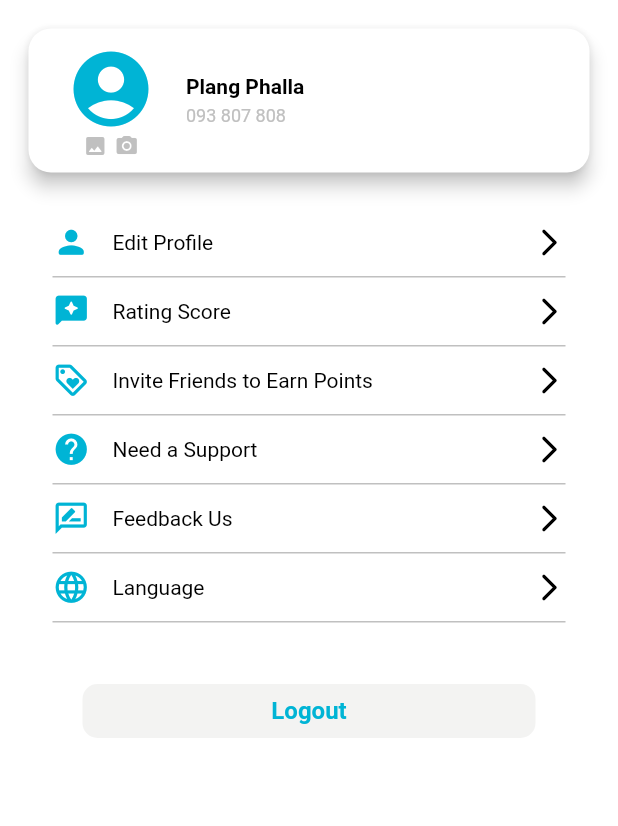
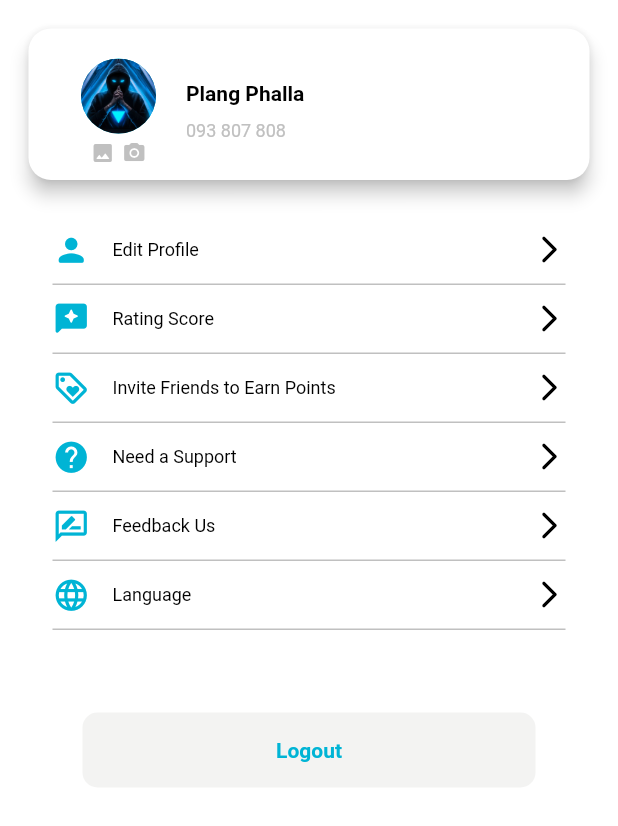
Before and after one commit to OeungChheanghok123/LoyEat, a Flutter app: the AccountPage screen opened directly, on a phone screen of 412 x 824 dp. Shown: the top 826 px of the screen. Run offline on Flutter 3.47's test engine with Material 2 defaults, Android fonts, the phone set to English and light mode, and no system bars; our stand-ins replace dotted_line, flutter_svg.

Commit message:
updated on 3-Feb-22

```diff
--- a/lib/widgets/page_widget/account_page_widget.dart
+++ b/lib/widgets/page_widget/account_page_widget.dart
@@ -1,4 +1,5 @@
 import 'package:flutter/material.dart';
+import 'package:loy_eat/widgets/layout_widget/button_widget.dart';
 import 'package:loy_eat/widgets/layout_widget/color.dart';
 import 'package:loy_eat/widgets/layout_widget/icon_widget.dart';
 import 'package:loy_eat/widgets/layout_widget/space.dart';
@@ -18,7 +19,8 @@ class AccountPageWidget extends StatefulWidget {
 }
 
 class _AccountPageWidgetState extends State<AccountPageWidget> {
-  String driverName = '';
+  String driverName = 'Plang Phalla';
+  String phoneNumber = '093 807 808';
 
   @override
   Widget build(BuildContext context) {
@@ -47,7 +49,7 @@ class _AccountPageWidgetState extends State<AccountPageWidget> {
         borderRadius: BorderRadius.circular(15.0),
       ),
       child: Container(
-        padding: const EdgeInsets.fromLTRB(25, 10, 0, 10),
+        padding: const EdgeInsets.fromLTRB(35, 20, 0, 10),
         child: Row(
           mainAxisAlignment: MainAxisAlignment.start,
           crossAxisAlignment: CrossAxisAlignment.center,
@@ -55,7 +57,19 @@ class _AccountPageWidgetState extends State<AccountPageWidget> {
             Column(
               crossAxisAlignment: CrossAxisAlignment.center,
               children: [
-                const IconWidget(icon: Icons.account_circle_rounded, size: 60),
+                Container(
+                  width: 50,
+                  height: 50,
+                  decoration: BoxDecoration(
+                    color: rabbit,
+                    borderRadius: BorderRadius.circular(50),
+                    image: const DecorationImage(
+                      fit: BoxFit.cover,
+                      image: AssetImage('assets/image/driver_profile.png'),
+                    ),
+                  ),
+                ),
+                const Space(),
                 Row(
                   crossAxisAlignment: CrossAxisAlignment.start,
                   children: const <Widget> [
@@ -63,16 +77,16 @@ class _AccountPageWidgetState extends State<AccountPageWidget> {
                     Space(),
                     IconWidget(icon: Icons.photo_camera_rounded, size: 16, color: silver),
                   ],
-                )
+                ),
               ],
             ),
             const Space(width: 20),
             Column(
               crossAxisAlignment: CrossAxisAlignment.start,
-              children: const <Widget> [
-                TextWidget(isTitle: true, text: 'Plang Phalla'),
-                Space(width: 10),
-                TextWidget(text: '093 807 808', color: silver),
+              children: <Widget> [
+                TextWidget(isTitle: true, text: driverName),
+                const Space(height: 10),
+                TextWidget(text: phoneNumber, color: silver),
               ],
             ),
           ],
@@ -97,26 +111,15 @@ class _AccountPageWidgetState extends State<AccountPageWidget> {
   }
   Widget get _buildButtonLogout{
     return Container(
-      width: MediaQuery.of(context).size.width,
-      margin: const EdgeInsets.symmetric(horizontal: 40),
-      child: ElevatedButton(
+      margin: const EdgeInsets.fromLTRB(40, 20, 40, 0),
+      child: ButtonWidget(
         onPressed: (){},
-        style: ButtonStyle(
-          shadowColor: MaterialStateProperty.all(Colors.transparent),
-          foregroundColor: MaterialStateProperty.all(Colors.transparent),
-          backgroundColor: MaterialStateProperty.all(lightGray),
-          shape: MaterialStateProperty.all<RoundedRectangleBorder>(
-            RoundedRectangleBorder(
-              borderRadius: BorderRadius.circular(10.0),
-            ),
-          ),
-        ),
-        child: const Text('Logout',
-          style: TextStyle(
-            fontSize: 16,
-            color: rabbit,
-            fontWeight: FontWeight.bold,
-          ),
+        width: MediaQuery.of(context).size.width,
+        color: lightGray,
+        child: const TextWidget(
+          isTitle: true,
+          text: 'Logout',
+          color: rabbit,
         ),
       ),
     );
@@ -137,26 +140,12 @@ class _AccountPageWidgetState extends State<AccountPageWidget> {
                 Row(
                   mainAxisAlignment: MainAxisAlignment.start,
                   children: [
-                    Icon(leadingIcon,
-                      size: 25,
-                      color: rabbit,
-                    ),
-                    Padding(
-                      padding: const EdgeInsets.only(left: 15.0),
-                      child: Text(text,
-                        style: const TextStyle(
-                          fontSize: 14,
-                          color: black,
-                          fontWeight: FontWeight.normal,
-                        ),
-                      ),
-                    ),
+                    IconWidget(icon: leadingIcon, size: 25),
+                    const Space(width: 15),
+                    TextWidget(text: text),
                   ],
                 ),
-                const Icon(Icons.arrow_forward_ios_rounded,
-                  size: 22,
-                  color: black,
-                ),
+                const IconWidget(icon: Icons.arrow_forward_ios_rounded, size: 22, color: black,),
               ],
             ),
           ),
```
Also changed, not shown: assets/image/driver_profile.png (added).
